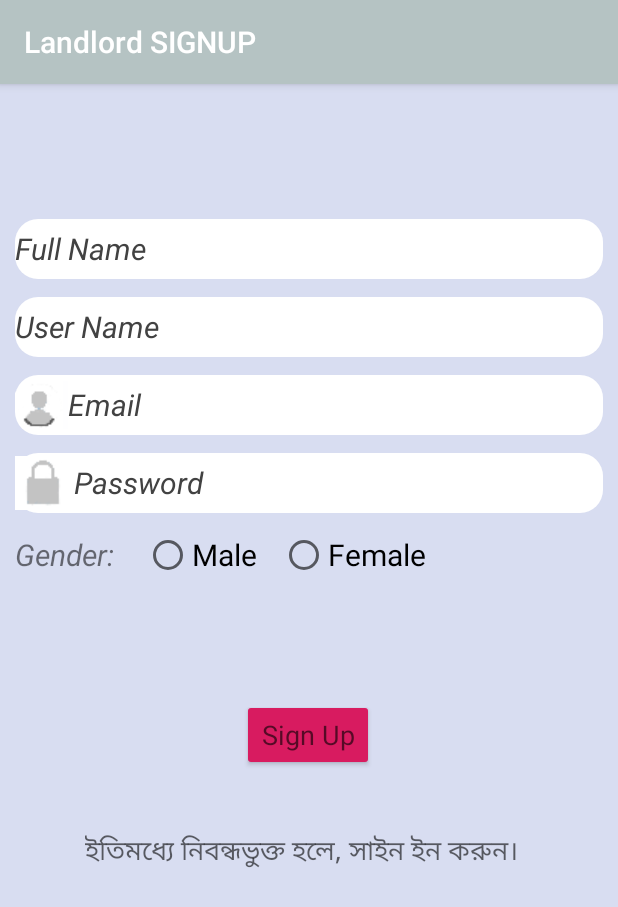
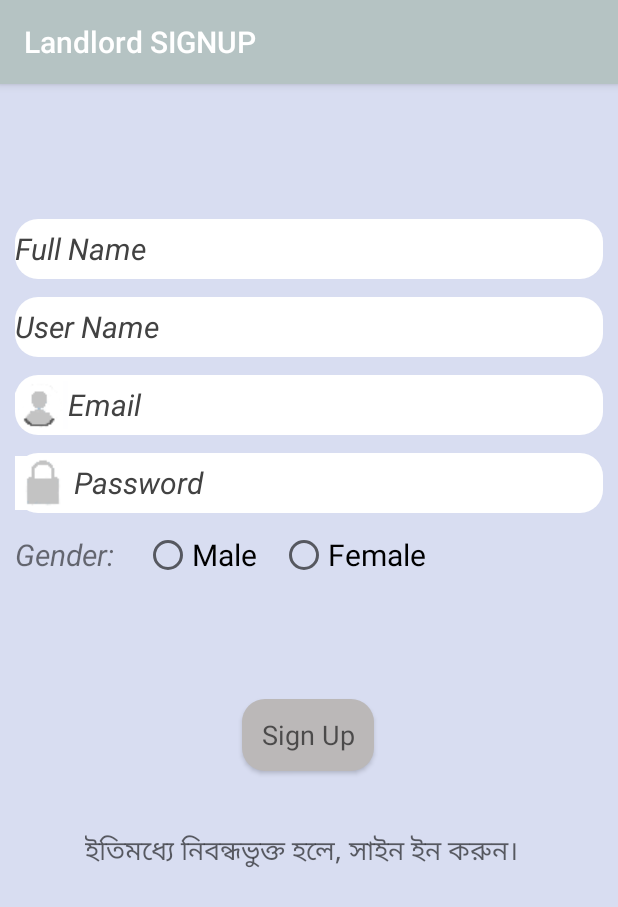
Before and after one commit to AbdullahAlMehediHira/Rento, an Android app: the SignUpLandlord screen opened directly, with no data from a screen before it, on a phone screen of 412 x 824 dp. Shown: the top 907 px of the screen. Run offline under Robolectric (Android 15) with nearby library versions, the phone set to English and light mode, and no system bars; our stand-ins replace Firebase (no records; nobody signed in at launch, a user with empty details on screens opened directly).

Commit message:
btn_round

```diff
--- /dev/null
+++ b/app/src/main/res/drawable/btn_round.xml
@@ -0,0 +1,9 @@
+<?xml version="1.0" encoding="utf-8"?>
+<shape xmlns:android="http://schemas.android.com/apk/res/android"
+    android:shape="rectangle">
+    <solid android:color="#BBB8B8"/>
+    <corners android:radius="15dp"/>
+
+
+
+</shape>
--- a/app/src/main/res/layout/activity_main.xml
+++ b/app/src/main/res/layout/activity_main.xml
@@ -28,6 +28,7 @@
         android:layout_width="119dp"
         android:layout_height="42dp"
         android:layout_marginEnd="16dp"
+        android:background="@drawable/btn_round"
         android:clickable="true"
         android:text="@string/landlord_button"
         app:layout_constraintBottom_toBottomOf="parent"
@@ -42,6 +43,7 @@
         android:layout_width="89dp"
         android:layout_height="41dp"
         android:clickable="true"
+        android:background="@drawable/btn_round"
         android:cursorVisible="false"
         android:text="@string/tenant_button"
         app:layout_constraintBottom_toTopOf="@+id/landlordButtonId"
--- a/app/src/main/res/layout/activity_sign_in_landlord.xml
+++ b/app/src/main/res/layout/activity_sign_in_landlord.xml
@@ -41,6 +41,7 @@
         style="@style/Widget.AppCompat.Button.Colored"
         android:layout_width="wrap_content"
         android:layout_height="wrap_content"
+        android:background="@drawable/btn_round"
         android:layout_gravity="center"
         android:layout_marginTop="20dp"
         android:text="@string/sign_in_button"
--- a/app/src/main/res/layout/activity_sign_in_tenant.xml
+++ b/app/src/main/res/layout/activity_sign_in_tenant.xml
@@ -41,6 +41,7 @@
         style="@style/Widget.AppCompat.Button.Colored"
         android:layout_width="wrap_content"
         android:layout_height="wrap_content"
+        android:background="@drawable/btn_round"
         android:layout_gravity="center"
         android:layout_marginTop="20dp"
         android:text="@string/sign_in_button"
--- a/app/src/main/res/layout/activity_sign_up_landlord.xml
+++ b/app/src/main/res/layout/activity_sign_up_landlord.xml
@@ -122,6 +122,7 @@
         style="@style/Widget.AppCompat.Button.Colored"
         android:layout_width="wrap_content"
         android:layout_height="wrap_content"
+        android:background="@drawable/btn_round"
         android:layout_marginTop="80dp"
         android:text="@string/sign_up_button"
         android:textAppearance="@style/TextAppearance.AppCompat.Medium"
--- a/app/src/main/res/layout/activity_sign_up_tenant.xml
+++ b/app/src/main/res/layout/activity_sign_up_tenant.xml
@@ -142,6 +142,7 @@
         style="@style/Widget.AppCompat.Button.Colored"
         android:layout_width="wrap_content"
         android:layout_height="wrap_content"
+        android:background="@drawable/btn_round"
         android:layout_marginTop="52dp"
         android:text="@string/sign_up_button"
         android:textAppearance="@style/TextAppearance.AppCompat.Medium"
```
